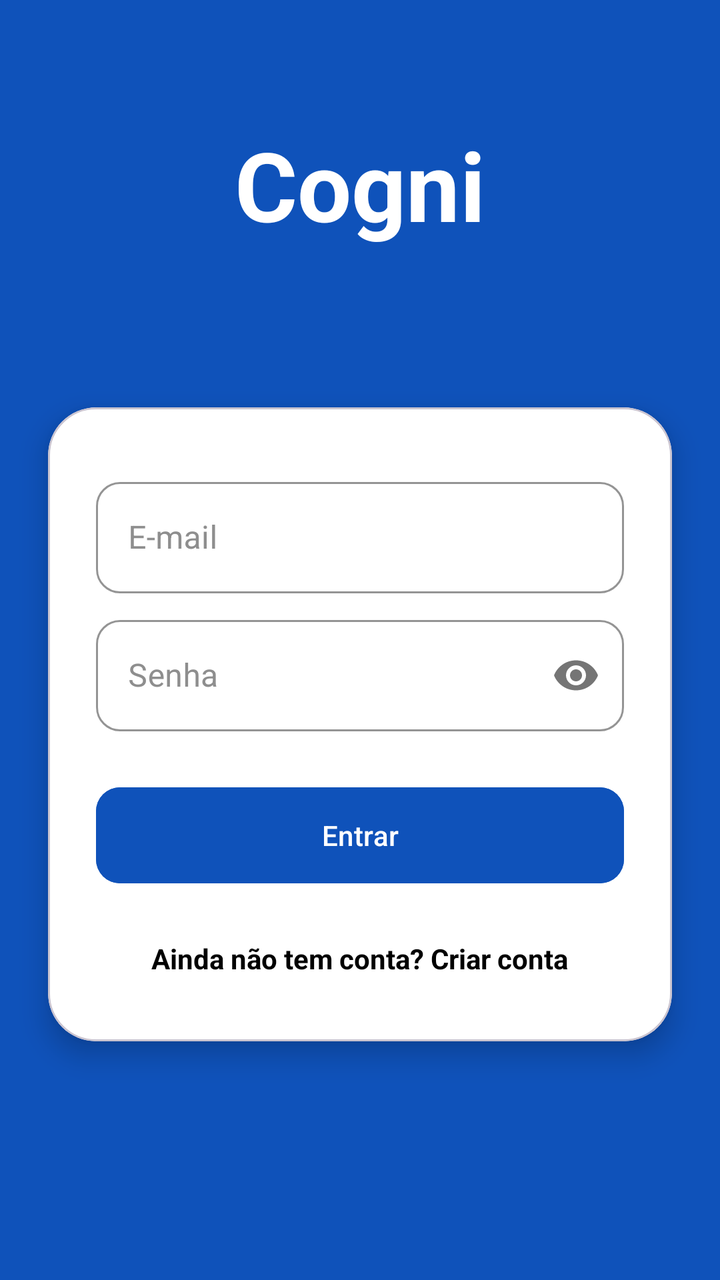
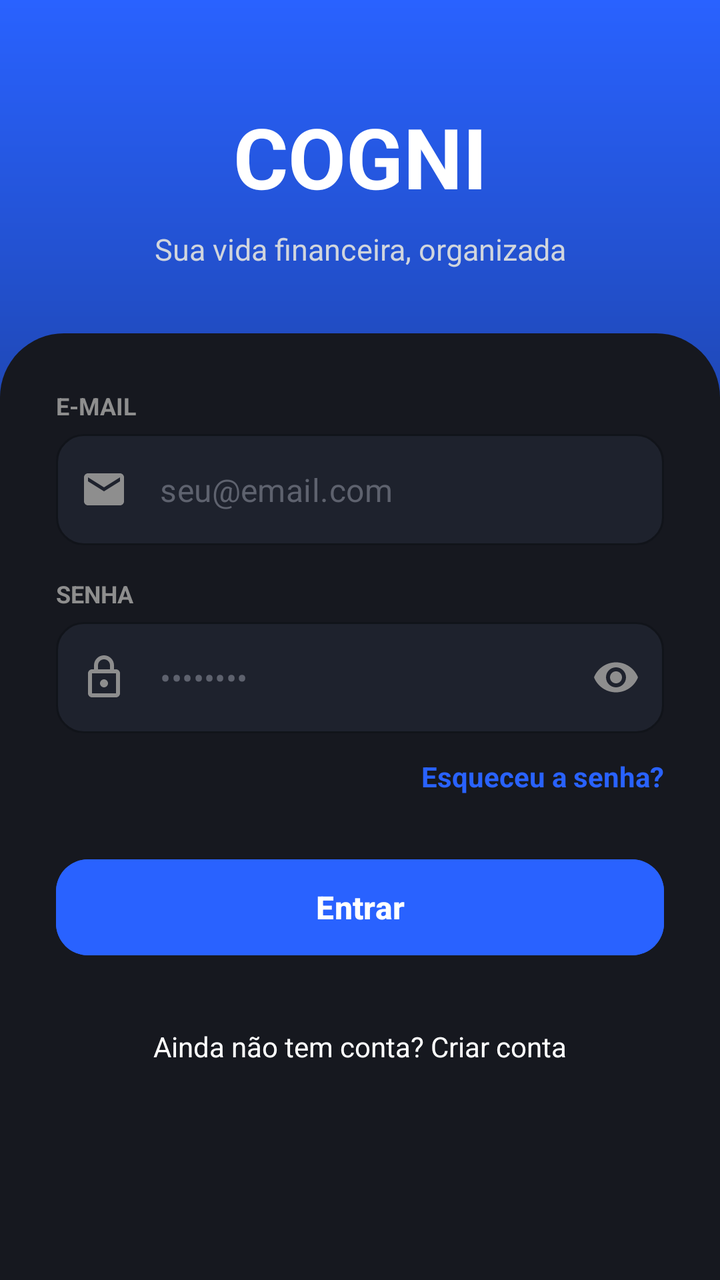

Screens rendered from an Android XML layout before and after an edit, with the pre-edit source and the edit as a unified diff.
<!-- AndroidManifest.xml: application theme Theme.OrganizadorIA -->
<!-- res/layout/activity_login.xml -->
<?xml version="1.0" encoding="utf-8"?>
<androidx.constraintlayout.widget.ConstraintLayout
    xmlns:android="http://schemas.android.com/apk/res/android"
    xmlns:app="http://schemas.android.com/apk/res-auto"
    android:layout_width="match_parent"
    android:layout_height="match_parent"
    android:background="@color/azul_safira"
    android:fitsSystemWindows="true">

    <TextView
        android:id="@+id/logoApp"
        android:layout_width="wrap_content"
        android:layout_height="wrap_content"
        android:layout_marginTop="60dp"
        android:text="Cogni"
        android:textColor="@color/white"
        android:textSize="48sp"
        android:textStyle="bold"
        app:layout_constraintEnd_toEndOf="parent"
        app:layout_constraintStart_toStartOf="parent"
        app:layout_constraintTop_toTopOf="parent" />

    <com.google.android.material.card.MaterialCardView
        android:id="@+id/cardLogin"
        android:layout_width="0dp"
        android:layout_height="wrap_content"
        android:layout_marginHorizontal="24dp"
        app:cardBackgroundColor="@color/white"
        app:cardCornerRadius="24dp"
        app:cardElevation="8dp"
        app:layout_constraintBottom_toBottomOf="parent"
        app:layout_constraintEnd_toEndOf="parent"
        app:layout_constraintStart_toStartOf="parent"
        app:layout_constraintTop_toBottomOf="@id/logoApp"
        app:layout_constraintVertical_bias="0.4">

        <LinearLayout
            android:layout_width="match_parent"
            android:layout_height="wrap_content"
            android:gravity="center_horizontal"
            android:orientation="vertical"
            android:padding="24dp">

            <com.google.android.material.imageview.ShapeableImageView
                android:id="@+id/imgPerfilPlaceholder"
                android:layout_width="80dp"
                android:layout_height="80dp"
                android:layout_marginBottom="16dp"
                android:background="@color/black"
                android:padding="16dp"
                android:src="@android:drawable/ic_menu_camera"
                android:visibility="gone"
                app:shapeAppearanceOverlay="@style/ShapeAppearance.Circle"
                app:strokeColor="@color/azul_safira"
                app:strokeWidth="2dp" />

            <com.google.android.material.textfield.TextInputLayout
                android:id="@+id/layoutNome"
                style="@style/Widget.MaterialComponents.TextInputLayout.OutlinedBox"
                android:layout_width="match_parent"
                android:layout_height="wrap_content"
                android:hint="Nome Completo"
                android:textColorHint="#8E8E8E"
                android:visibility="gone"
                app:boxCornerRadiusBottomEnd="12dp"
                app:boxCornerRadiusBottomStart="12dp"
                app:boxCornerRadiusTopEnd="12dp"
                app:boxCornerRadiusTopStart="12dp"
                app:boxStrokeColor="@color/azul_safira"
                app:hintTextColor="@color/azul_safira">

                <com.google.android.material.textfield.TextInputEditText
                    android:id="@+id/editNome"
                    android:layout_width="match_parent"
                    android:layout_height="wrap_content"
                    android:inputType="textPersonName"
                    android:textColor="@color/black" />
            </com.google.android.material.textfield.TextInputLayout>

            <com.google.android.material.textfield.TextInputLayout
                android:id="@+id/layoutDataNascimento"
                style="@style/Widget.MaterialComponents.TextInputLayout.OutlinedBox"
                android:layout_width="match_parent"
                android:layout_height="wrap_content"
                android:layout_marginTop="8dp"
                android:hint="Data de Nascimento"
                android:textColorHint="#8E8E8E"
                android:visibility="gone"
                app:boxCornerRadiusBottomEnd="12dp"
                app:boxCornerRadiusBottomStart="12dp"
                app:boxCornerRadiusTopEnd="12dp"
                app:boxCornerRadiusTopStart="12dp"
                app:boxStrokeColor="@color/azul_safira"
                app:hintTextColor="@color/azul_safira">

                <com.google.android.material.textfield.TextInputEditText
                    android:id="@+id/editDataNascimento"
                    android:layout_width="match_parent"
                    android:layout_height="wrap_content"
                    android:inputType="date"
                    android:textColor="@color/black" />
            </com.google.android.material.textfield.TextInputLayout>

            <com.google.android.material.textfield.TextInputLayout
                android:id="@+id/layoutEmail"
                style="@style/Widget.MaterialComponents.TextInputLayout.OutlinedBox"
                android:layout_width="match_parent"
                android:layout_height="wrap_content"
                android:layout_marginTop="8dp"
                android:hint="E-mail"
                android:textColorHint="#8E8E8E"
                app:boxCornerRadiusBottomEnd="12dp"
                app:boxCornerRadiusBottomStart="12dp"
                app:boxCornerRadiusTopEnd="12dp"
                app:boxCornerRadiusTopStart="12dp"
                app:boxStrokeColor="@color/azul_safira"
                app:hintTextColor="@color/azul_safira">

                <com.google.android.material.textfield.TextInputEditText
                    android:id="@+id/editEmail"
                    android:layout_width="match_parent"
                    android:layout_height="wrap_content"
                    android:inputType="textEmailAddress"
                    android:textColor="@color/black" />
            </com.google.android.material.textfield.TextInputLayout>

            <com.google.android.material.textfield.TextInputLayout
                android:id="@+id/layoutSenha"
                style="@style/Widget.MaterialComponents.TextInputLayout.OutlinedBox"
                android:layout_width="match_parent"
                android:layout_height="wrap_content"
                android:layout_marginTop="8dp"
                android:hint="Senha"
                android:textColorHint="#8E8E8E"
                app:boxCornerRadiusBottomEnd="12dp"
                app:boxCornerRadiusBottomStart="12dp"
                app:boxCornerRadiusTopEnd="12dp"
                app:boxCornerRadiusTopStart="12dp"
                app:boxStrokeColor="@color/azul_safira"
                app:hintTextColor="@color/azul_safira"
                app:passwordToggleEnabled="true">

                <com.google.android.material.textfield.TextInputEditText
                    android:id="@+id/editSenha"
                    android:layout_width="match_parent"
                    android:layout_height="wrap_content"
                    android:inputType="textPassword"
                    android:textColor="@color/black" />
            </com.google.android.material.textfield.TextInputLayout>

            <com.google.android.material.button.MaterialButton
                android:id="@+id/btnEntrar"
                android:layout_width="match_parent"
                android:layout_height="56dp"
                android:layout_marginTop="24dp"
                android:backgroundTint="@color/azul_safira"
                android:text="Entrar"
                android:textColor="@color/white"
                app:cornerRadius="12dp" />

            <TextView
                android:id="@+id/btnIrParaCadastro"
                android:layout_width="wrap_content"
                android:layout_height="wrap_content"
                android:layout_marginTop="16dp"
                android:padding="8dp"
                android:text="Ainda não tem conta? Criar conta"
                android:textColor="@color/black"
                android:textStyle="bold" />

        </LinearLayout>
    </com.google.android.material.card.MaterialCardView>

</androidx.constraintlayout.widget.ConstraintLayout>
<!-- resources referenced by this layout -->
<resources>
  <color name="azul_safira">#0F52BA</color>
  <color name="black">#FF000000</color>
  <color name="white">#FFFFFFFF</color>
  <style name="ShapeAppearance.Circle" parent="">
          <item name="cornerSize">50%</item>
      </style>
  <style name="Theme.OrganizadorIA" parent="Base.Theme.OrganizadorIA" />
  <style name="Base.Theme.OrganizadorIA" parent="Theme.Material3.DayNight.NoActionBar">
          
          
      </style>
</resources>

<!-- the commit's change to res/layout/activity_login.xml (unified diff, before → after) -->
@@ -4,171 +4,264 @@
     xmlns:app="http://schemas.android.com/apk/res-auto"
     android:layout_width="match_parent"
     android:layout_height="match_parent"
-    android:background="@color/azul_safira"
+    android:background="@drawable/bg_login_gradient"
     android:fitsSystemWindows="true">
 
+    
     <TextView
         android:id="@+id/logoApp"
         android:layout_width="wrap_content"
         android:layout_height="wrap_content"
-        android:layout_marginTop="60dp"
-        android:text="Cogni"
+        android:layout_marginTop="50dp"
+        android:text="COGNI"
         android:textColor="@color/white"
-        android:textSize="48sp"
+        android:textSize="42sp"
         android:textStyle="bold"
         app:layout_constraintEnd_toEndOf="parent"
         app:layout_constraintStart_toStartOf="parent"
         app:layout_constraintTop_toTopOf="parent" />
 
-    <com.google.android.material.card.MaterialCardView
-        android:id="@+id/cardLogin"
-        android:layout_width="0dp"
+    <TextView
+        android:id="@+id/subtituloApp"
+        android:layout_width="wrap_content"
         android:layout_height="wrap_content"
-        android:layout_marginHorizontal="24dp"
-        app:cardBackgroundColor="@color/white"
-        app:cardCornerRadius="24dp"
-        app:cardElevation="8dp"
-        app:layout_constraintBottom_toBottomOf="parent"
+        android:layout_marginTop="8dp"
+        android:text="Sua vida financeira, organizada"
+        android:textColor="#D0D5DD"
+        android:textSize="15sp"
         app:layout_constraintEnd_toEndOf="parent"
         app:layout_constraintStart_toStartOf="parent"
-        app:layout_constraintTop_toBottomOf="@id/logoApp"
-        app:layout_constraintVertical_bias="0.4">
-
-        <LinearLayout
+        app:layout_constraintTop_toBottomOf="@id/logoApp" />
+
+    
+    <LinearLayout
+        android:id="@+id/cardLogin"
+        android:layout_width="match_parent"
+        android:layout_height="0dp"
+        android:layout_marginTop="32dp"
+        android:background="@drawable/bg_card_login"
+        android:orientation="vertical"
+        app:layout_constraintBottom_toBottomOf="parent"
+        app:layout_constraintTop_toBottomOf="@id/subtituloApp">
+
+        <ScrollView
             android:layout_width="match_parent"
-            android:layout_height="wrap_content"
-            android:gravity="center_horizontal"
-            android:orientation="vertical"
-            android:padding="24dp">
-
-            <com.google.android.material.imageview.ShapeableImageView
-                android:id="@+id/imgPerfilPlaceholder"
-                android:layout_width="80dp"
-                android:layout_height="80dp"
-                android:layout_marginBottom="16dp"
-                android:background="@color/black"
-                android:padding="16dp"
-                android:src="@android:drawable/ic_menu_camera"
-                android:visibility="gone"
-                app:shapeAppearanceOverlay="@style/ShapeAppearance.Circle"
-                app:strokeColor="@color/azul_safira"
-                app:strokeWidth="2dp" />
-
-            <com.google.android.material.textfield.TextInputLayout
-                android:id="@+id/layoutNome"
-                style="@style/Widget.MaterialComponents.TextInputLayout.OutlinedBox"
+            android:layout_height="match_parent"
+            android:fillViewport="true">
+
+            <LinearLayout
                 android:layout_width="match_parent"
                 android:layout_height="wrap_content"
-                android:hint="Nome Completo"
-                android:textColorHint="#8E8E8E"
-                android:visibility="gone"
-                app:boxCornerRadiusBottomEnd="12dp"
-                app:boxCornerRadiusBottomStart="12dp"
-                app:boxCornerRadiusTopEnd="12dp"
-                app:boxCornerRadiusTopStart="12dp"
-                app:boxStrokeColor="@color/azul_safira"
-                app:hintTextColor="@color/azul_safira">
-
-                <com.google.android.material.textfield.TextInputEditText
-                    android:id="@+id/editNome"
-                    android:layout_width="match_parent"
-                    android:layout_height="wrap_content"
-                    android:inputType="textPersonName"
-                    android:textColor="@color/black" />
-            </com.google.android.material.textfield.TextInputLayout>
-
-            <com.google.android.material.textfield.TextInputLayout
-                android:id="@+id/layoutDataNascimento"
-                style="@style/Widget.MaterialComponents.TextInputLayout.OutlinedBox"
-                android:layout_width="match_parent"
-                android:layout_height="wrap_content"
-                android:layout_marginTop="8dp"
-                android:hint="Data de Nascimento"
-                android:textColorHint="#8E8E8E"
-                android:visibility="gone"
-                app:boxCornerRadiusBottomEnd="12dp"
-                app:boxCornerRadiusBottomStart="12dp"
-                app:boxCornerRadiusTopEnd="12dp"
-                app:boxCornerRadiusTopStart="12dp"
-                app:boxStrokeColor="@color/azul_safira"
-                app:hintTextColor="@color/azul_safira">
-
-                <com.google.android.material.textfield.TextInputEditText
-                    android:id="@+id/editDataNascimento"
-                    android:layout_width="match_parent"
-                    android:layout_height="wrap_content"
-                    android:inputType="date"
-                    android:textColor="@color/black" />
-            </com.google.android.material.textfield.TextInputLayout>
-
-            <com.google.android.material.textfield.TextInputLayout
-                android:id="@+id/layoutEmail"
-                style="@style/Widget.MaterialComponents.TextInputLayout.OutlinedBox"
-                android:layout_width="match_parent"
-                android:layout_height="wrap_content"
-                android:layout_marginTop="8dp"
-                android:hint="E-mail"
-                android:textColorHint="#8E8E8E"
-                app:boxCornerRadiusBottomEnd="12dp"
-                app:boxCornerRadiusBottomStart="12dp"
-                app:boxCornerRadiusTopEnd="12dp"
-                app:boxCornerRadiusTopStart="12dp"
-                app:boxStrokeColor="@color/azul_safira"
-                app:hintTextColor="@color/azul_safira">
-
-                <com.google.android.material.textfield.TextInputEditText
-                    android:id="@+id/editEmail"
-                    android:layout_width="match_parent"
-                    android:layout_height="wrap_content"
-                    android:inputType="textEmailAddress"
-                    android:textColor="@color/black" />
-            </com.google.android.material.textfield.TextInputLayout>
-
-            <com.google.android.material.textfield.TextInputLayout
-                android:id="@+id/layoutSenha"
-                style="@style/Widget.MaterialComponents.TextInputLayout.OutlinedBox"
-                android:layout_width="match_parent"
-                android:layout_height="wrap_content"
-                android:layout_marginTop="8dp"
-                android:hint="Senha"
-                android:textColorHint="#8E8E8E"
-                app:boxCornerRadiusBottomEnd="12dp"
-                app:boxCornerRadiusBottomStart="12dp"
-                app:boxCornerRadiusTopEnd="12dp"
-                app:boxCornerRadiusTopStart="12dp"
-                app:boxStrokeColor="@color/azul_safira"
-                app:hintTextColor="@color/azul_safira"
-                app:passwordToggleEnabled="true">
-
-                <com.google.android.material.textfield.TextInputEditText
-                    android:id="@+id/editSenha"
-                    android:layout_width="match_parent"
-                    android:layout_height="wrap_content"
-                    android:inputType="textPassword"
-                    android:textColor="@color/black" />
-            </com.google.android.material.textfield.TextInputLayout>
-
-            <com.google.android.material.button.MaterialButton
-                android:id="@+id/btnEntrar"
-                android:layout_width="match_parent"
-                android:layout_height="56dp"
-                android:layout_marginTop="24dp"
-                android:backgroundTint="@color/azul_safira"
-                android:text="Entrar"
-                android:textColor="@color/white"
-                app:cornerRadius="12dp" />
-
-            <TextView
-                android:id="@+id/btnIrParaCadastro"
-                android:layout_width="wrap_content"
-                android:layout_height="wrap_content"
-                android:layout_marginTop="16dp"
-                android:padding="8dp"
-                android:text="Ainda não tem conta? Criar conta"
-                android:textColor="@color/black"
-                android:textStyle="bold" />
-
-        </LinearLayout>
-    </com.google.android.material.card.MaterialCardView>
+                android:orientation="vertical"
+                android:padding="28dp">
+
+                
+                <com.google.android.material.imageview.ShapeableImageView
+                    android:id="@+id/imgPerfilPlaceholder"
+                    android:layout_width="80dp"
+                    android:layout_height="80dp"
+                    android:layout_gravity="center_horizontal"
+                    android:layout_marginBottom="16dp"
+                    android:background="@color/black"
+                    android:padding="16dp"
+                    android:src="@android:drawable/ic_menu_camera"
+                    android:visibility="gone"
+                    app:shapeAppearanceOverlay="@style/ShapeAppearance.Circle"
+                    app:strokeColor="@color/azul_safira"
+                    app:strokeWidth="2dp" />
+
+                
+                <TextView
+                    android:id="@+id/labelNome"
+                    android:layout_width="wrap_content"
+                    android:layout_height="wrap_content"
+                    android:text="NOME COMPLETO"
+                    android:textColor="#8E8E8E"
+                    android:textSize="12sp"
+                    android:textStyle="bold"
+                    android:visibility="gone"
+                    android:layout_marginBottom="6dp" />
+
+                <com.google.android.material.textfield.TextInputLayout
+                    android:id="@+id/layoutNome"
+                    style="@style/Widget.MaterialComponents.TextInputLayout.OutlinedBox"
+                    android:layout_width="match_parent"
+                    android:layout_height="wrap_content"
+                    android:layout_marginBottom="16dp"
+                    android:visibility="gone"
+                    app:hintEnabled="false"
+                    app:startIconDrawable="@drawable/ic_nav_perfil"
+                    app:startIconTint="#8E8E8E"
+                    app:boxBackgroundColor="#1E222D"
+                    app:boxStrokeColor="@color/azul_safira"
+                    app:boxCornerRadiusTopStart="14dp"
+                    app:boxCornerRadiusTopEnd="14dp"
+                    app:boxCornerRadiusBottomStart="14dp"
+                    app:boxCornerRadiusBottomEnd="14dp">
+
+                    <com.google.android.material.textfield.TextInputEditText
+                        android:id="@+id/editNome"
+                        android:layout_width="match_parent"
+                        android:layout_height="wrap_content"
+                        android:hint="Seu nome completo"
+                        android:textColorHint="#5E626E"
+                        android:inputType="textPersonName"
+                        android:textColor="@color/white" />
+                </com.google.android.material.textfield.TextInputLayout>
+
+                
+                <TextView
+                    android:id="@+id/labelDataNascimento"
+                    android:layout_width="wrap_content"
+                    android:layout_height="wrap_content"
+                    android:text="DATA DE NASCIMENTO"
+                    android:textColor="#8E8E8E"
+                    android:textSize="12sp"
+                    android:textStyle="bold"
+                    android:visibility="gone"
+                    android:layout_marginBottom="6dp" />
+
+                <com.google.android.material.textfield.TextInputLayout
+                    android:id="@+id/layoutDataNascimento"
+                    style="@style/Widget.MaterialComponents.TextInputLayout.OutlinedBox"
+                    android:layout_width="match_parent"
+                    android:layout_height="wrap_content"
+                    android:layout_marginBottom="16dp"
+                    android:visibility="gone"
+                    app:hintEnabled="false"
+                    app:startIconDrawable="@drawable/ic_nav_agenda"
+                    app:startIconTint="#8E8E8E"
+                    app:boxBackgroundColor="#1E222D"
+                    app:boxStrokeColor="@color/azul_safira"
+                    app:boxCornerRadiusTopStart="14dp"
+                    app:boxCornerRadiusTopEnd="14dp"
+                    app:boxCornerRadiusBottomStart="14dp"
+                    app:boxCornerRadiusBottomEnd="14dp">
+
+                    <com.google.android.material.textfield.TextInputEditText
+                        android:id="@+id/editDataNascimento"
+                        android:layout_width="match_parent"
+                        android:layout_height="wrap_content"
+                        android:hint="00/00/0000"
+                        android:textColorHint="#5E626E"
+                        android:inputType="date"
+                        android:textColor="@color/white" />
+                </com.google.android.material.textfield.TextInputLayout>
+
+                
+                <TextView
+                    android:layout_width="wrap_content"
+                    android:layout_height="wrap_content"
+                    android:text="E-MAIL"
+                    android:textColor="#8E8E8E"
+                    android:textSize="12sp"
+                    android:textStyle="bold"
+                    android:layout_marginBottom="6dp" />
+
+                <com.google.android.material.textfield.TextInputLayout
+                    android:id="@+id/layoutEmail"
+                    style="@style/Widget.MaterialComponents.TextInputLayout.OutlinedBox"
+                    android:layout_width="match_parent"
+                    android:layout_height="wrap_content"
+                    android:layout_marginBottom="16dp"
+                    app:hintEnabled="false"
+                    app:startIconDrawable="@drawable/ic_email"
+                    app:startIconTint="#8E8E8E"
+                    app:boxBackgroundColor="#1E222D"
+                    app:boxStrokeColor="@color/azul_safira"
+                    app:boxCornerRadiusTopStart="14dp"
+                    app:boxCornerRadiusTopEnd="14dp"
+                    app:boxCornerRadiusBottomStart="14dp"
+                    app:boxCornerRadiusBottomEnd="14dp">
+
+                    <com.google.android.material.textfield.TextInputEditText
+                        android:id="@+id/editEmail"
+                        android:layout_width="match_parent"
+                        android:layout_height="wrap_content"
+                        android:hint="seu@email.com"
+                        android:textColorHint="#5E626E"
+                        android:inputType="textEmailAddress"
+                        android:textColor="@color/white" />
+                </com.google.android.material.textfield.TextInputLayout>
+
+                
+                <TextView
+                    android:layout_width="wrap_content"
+                    android:layout_height="wrap_content"
+                    android:text="SENHA"
+                    android:textColor="#8E8E8E"
+                    android:textSize="12sp"
+                    android:textStyle="bold"
+                    android:layout_marginBottom="6dp" />
+
+                <com.google.android.material.textfield.TextInputLayout
+                    android:id="@+id/layoutSenha"
+                    style="@style/Widget.MaterialComponents.TextInputLayout.OutlinedBox"
+                    android:layout_width="match_parent"
+                    android:layout_height="wrap_content"
+                    android:layout_marginBottom="8dp"
+                    app:hintEnabled="false"
+                    app:startIconDrawable="@drawable/ic_lock"
+                    app:startIconTint="#8E8E8E"
+                    app:passwordToggleEnabled="true"
+                    app:passwordToggleTint="#8E8E8E"
+                    app:boxBackgroundColor="#1E222D"
+                    app:boxStrokeColor="@color/azul_safira"
+                    app:boxCornerRadiusTopStart="14dp"
+                    app:boxCornerRadiusTopEnd="14dp"
+                    app:boxCornerRadiusBottomStart="14dp"
+                    app:boxCornerRadiusBottomEnd="14dp">
+
+                    <com.google.android.material.textfield.TextInputEditText
+                        android:id="@+id/editSenha"
+                        android:layout_width="match_parent"
+                        android:layout_height="wrap_content"
+                        android:hint="••••••••"
+                        android:textColorHint="#5E626E"
+                        android:inputType="textPassword"
+                        android:textColor="@color/white" />
+                </com.google.android.material.textfield.TextInputLayout>
+
+                
+                <TextView
+                    android:id="@+id/btnEsqueceuSenha"
+                    android:layout_width="wrap_content"
+                    android:layout_height="wrap_content"
+                    android:layout_gravity="end"
+                    android:paddingVertical="4dp"
+                    android:text="Esqueceu a senha?"
+                    android:textColor="@color/azul_safira"
+                    android:textSize="14sp"
+                    android:textStyle="bold"
+                    android:layout_marginBottom="24dp" />
+
+                
+                <com.google.android.material.button.MaterialButton
+                    android:id="@+id/btnEntrar"
+                    android:layout_width="match_parent"
+                    android:layout_height="56dp"
+                    android:backgroundTint="@color/azul_safira"
+                    android:text="Entrar"
+                    android:textAllCaps="false"
+                    android:textColor="@color/white"
+                    android:textSize="16sp"
+                    android:textStyle="bold"
+                    app:cornerRadius="16dp" />
+
+                
+                <TextView
+                    android:id="@+id/btnIrParaCadastro"
+                    android:layout_width="wrap_content"
+                    android:layout_height="wrap_content"
+                    android:layout_gravity="center_horizontal"
+                    android:layout_marginTop="24dp"
+                    android:padding="8dp"
+                    android:text="Ainda não tem conta? Criar conta"
+                    android:textColor="@color/white"
+                    android:textSize="14sp" />
+
+            </LinearLayout>
+        </ScrollView>
+    </LinearLayout>
 
 </androidx.constraintlayout.widget.ConstraintLayout>
<!-- resource entries referenced after the edit -->
@@ -1,8 +1,66 @@
 <!-- resources referenced by this layout -->
 <resources>
-  <color name="azul_safira">#0F52BA</color>
+  <color name="azul_safira">#2962FF</color>
   <color name="black">#FF000000</color>
   <color name="white">#FFFFFFFF</color>
+  <!-- drawable bg_card_login (drawable) -->
+  <?xml version="1.0" encoding="utf-8"?>
+  <shape xmlns:android="http://schemas.android.com/apk/res/android"
+      android:shape="rectangle">
+      <solid android:color="#16181F" />
+      <corners
+          android:topLeftRadius="32dp"
+          android:topRightRadius="32dp" />
+  </shape>
+  <!-- drawable bg_login_gradient (drawable) -->
+  <?xml version="1.0" encoding="utf-8"?>
+  <shape xmlns:android="http://schemas.android.com/apk/res/android"
+      android:shape="rectangle">
+      <gradient
+          android:angle="270"
+          android:startColor="#2962FF"
+          android:endColor="#0A0F17" />
+  </shape>
+  <!-- drawable ic_email (drawable) -->
+  <vector xmlns:android="http://schemas.android.com/apk/res/android"
+      android:width="24dp"
+      android:height="24dp"
+      android:viewportWidth="24"
+      android:viewportHeight="24">
+      <path
+          android:fillColor="#8E8E8E"
+          android:pathData="M20,4H4C2.9,4 2,4.9 2,6V18C2,19.1 2.9,20 4,20H20C21.1,20 22,19.1 22,18V6C22,4.9 21.1,4 20,4ZM20,8L12,13L4,8V6L12,11L20,6V8Z"/>
+  </vector>
+  <!-- drawable ic_lock (drawable) -->
+  <vector xmlns:android="http://schemas.android.com/apk/res/android"
+      android:width="24dp"
+      android:height="24dp"
+      android:viewportWidth="24"
+      android:viewportHeight="24">
+      <path
+          android:fillColor="#8E8E8E"
+          android:pathData="M18,8H17V6C17,3.24 14.76,1 12,1C9.24,1 7,3.24 7,6V8H6C4.9,8 4,8.9 4,10V20C4,21.1 4.9,22 6,22H18C19.1,22 20,21.1 20,20V10C20,8.9 19.1,8 18,8ZM9,6C9,4.34 10.34,3 12,3C13.66,3 15,4.34 15,6V8H9V6ZM18,20H6V10H18V20ZM12,17C13.1,17 14,16.1 14,15C14,13.9 13.1,13 12,13C10.9,13 10,13.9 10,15C10,16.1 10.9,17 12,17Z"/>
+  </vector>
+  <!-- drawable ic_nav_agenda (drawable) -->
+  <vector xmlns:android="http://schemas.android.com/apk/res/android"
+      android:width="24dp"
+      android:height="24dp"
+      android:viewportWidth="24"
+      android:viewportHeight="24">
+      <path
+          android:fillColor="#FFFFFF"
+          android:pathData="M19,4H18V2H16V4H8V2H6V4H5C3.89,4 3.01,4.9 3.01,6L3,20C3,21.1 3.89,22 5,22H19C20.1,22 21,21.1 21,20V6C21,4.9 20.1,4 19,4ZM19,20H5V10H19V20ZM19,8H5V6H19V8Z"/>
+  </vector>
+  <!-- drawable ic_nav_perfil (drawable) -->
+  <vector xmlns:android="http://schemas.android.com/apk/res/android"
+      android:width="24dp"
+      android:height="24dp"
+      android:viewportWidth="24"
+      android:viewportHeight="24">
+      <path
+          android:fillColor="#FFFFFF"
+          android:pathData="M12,12C14.21,12 16,10.21 16,8C16,5.79 14.21,4 12,4C9.79,4 8,5.79 8,8C8,10.21 9.79,12 12,12ZM12,14C9.33,14 4,15.34 4,18V20H20V18C20,15.34 14.67,14 12,14Z"/>
+  </vector>
   <style name="ShapeAppearance.Circle" parent="">
           <item name="cornerSize">50%</item>
       </style>
